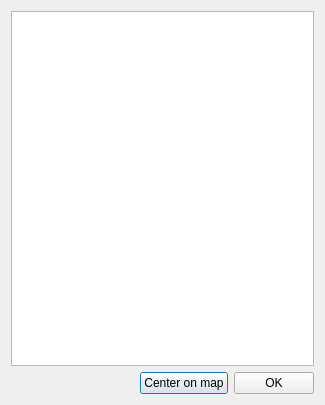
Above: cdrawinglist.ui from PavelMr/skytechx before the change. Below: the same form after it.
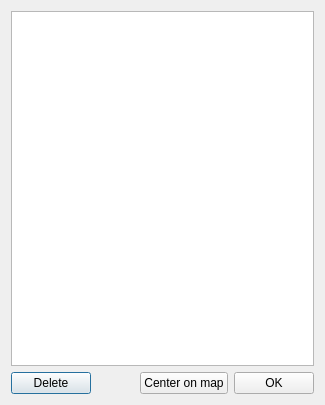
That is the form after the change.

Patch:
```diff
--- a/cdrawinglist.ui
+++ b/cdrawinglist.ui
@@ -27,6 +27,13 @@
    </item>
    <item>
     <layout class="QHBoxLayout" name="horizontalLayout">
+     <item>
+      <widget class="QPushButton" name="pushButton_3">
+       <property name="text">
+        <string>Delete</string>
+       </property>
+      </widget>
+     </item>
      <item>
       <spacer name="horizontalSpacer">
        <property name="orientation">
```
